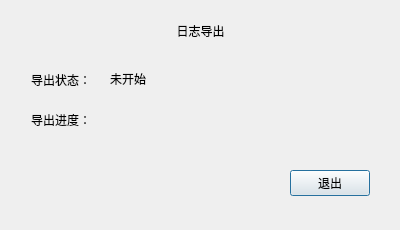
Above: logs/logalarm/logalarmeleexportdlg.ui from ChinaClever/BusBar-Qt before the change. Below: the same form after it.
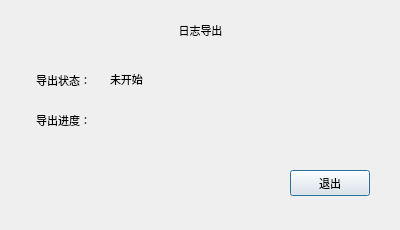
That is the form after the change.

Diff of the .ui file:
```diff
--- a/logs/logalarm/logalarmeleexportdlg.ui
+++ b/logs/logalarm/logalarmeleexportdlg.ui
@@ -10,9 +10,20 @@
     <height>230</height>
    </rect>
   </property>
+  <property name="font">
+   <font>
+    <family>Ubuntu</family>
+    <pointsize>8</pointsize>
+    <italic>false</italic>
+    <bold>false</bold>
+   </font>
+  </property>
   <property name="windowTitle">
    <string>Dialog</string>
   </property>
+  <property name="styleSheet">
+   <string notr="true">font: 8pt &quot;Ubuntu&quot;;</string>
+  </property>
   <widget class="QLabel" name="label_4">
    <property name="geometry">
     <rect>
```
